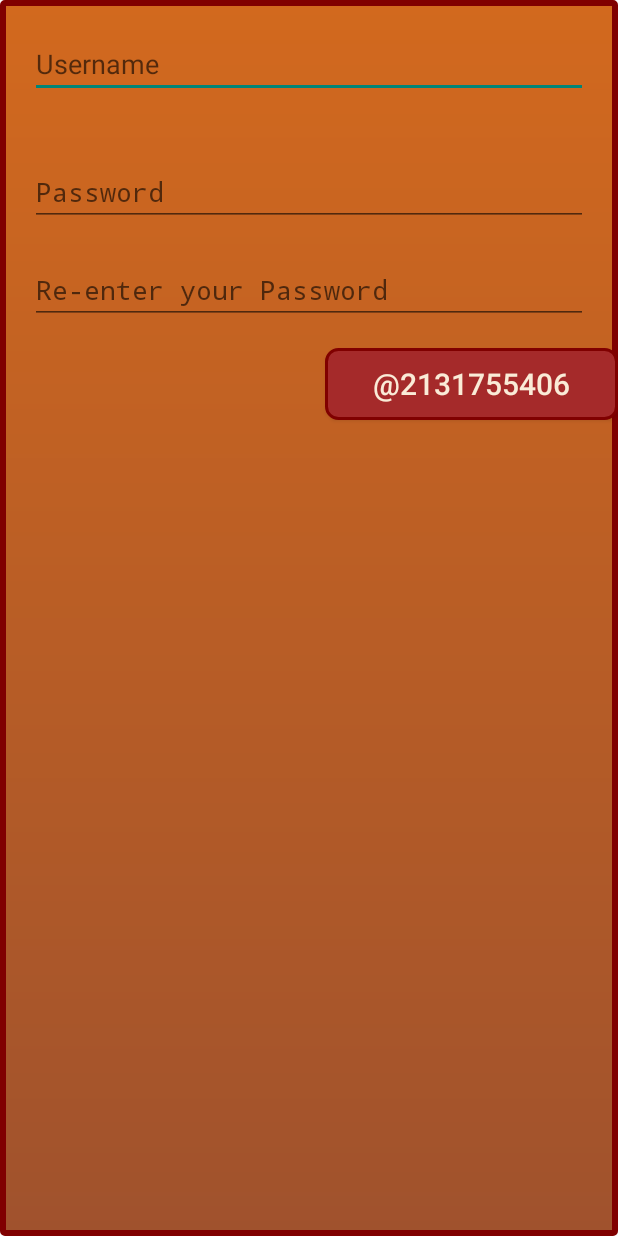
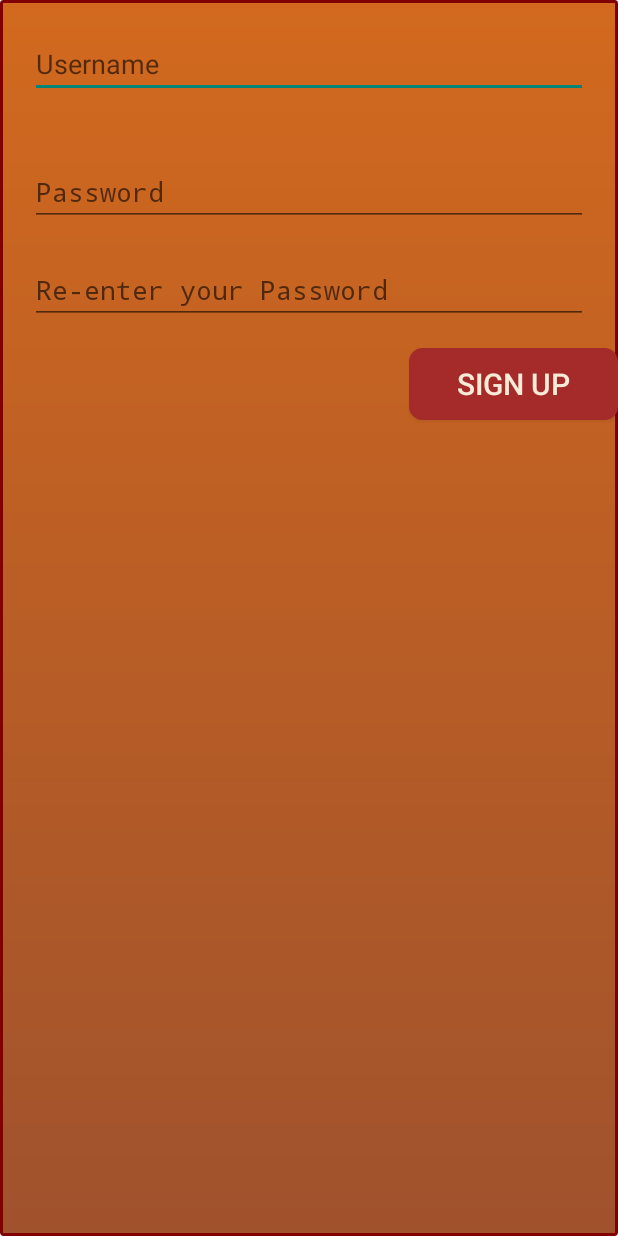
Before and after one commit to betterTHANbefore/betterTHANbefore, an Android app: the SignUpActivity screen opened directly, with no data from a screen before it, on a phone screen of 412 x 824 dp. Run offline under Robolectric (Android 15) with nearby library versions, the phone set to English and light mode, and no system bars; libraries missing offline, so code that uses them is left out: com.parse.

Commit message:
updated royalpalte

```diff
--- a/RoyalPlate/app/src/main/res/drawable/draw_background.xml
+++ b/RoyalPlate/app/src/main/res/drawable/draw_background.xml
@@ -7,7 +7,7 @@
     android:shape="rectangle" >
 
     <stroke
-        android:width="4dp"
+        android:width="2dp"
         android:color="@color/marron" />
 
 
--- a/RoyalPlate/app/src/main/res/drawable/draw_button.xml
+++ b/RoyalPlate/app/src/main/res/drawable/draw_button.xml
@@ -1,20 +1,16 @@
 <?xml version="1.0" encoding="utf-8"?>
-<shape xmlns:android="http://schemas.android.com/apk/res/android">
-
+<shape
+    xmlns:android="http://schemas.android.com/apk/res/android">
         <solid
             android:color="@color/brown"/>
-
         <corners
             android:bottomLeftRadius="8dp"
             android:bottomRightRadius="8dp"
             android:topLeftRadius="8dp"
-        android:topRightRadius="8dp"
-        />
+            android:topRightRadius="8dp"/>
         <stroke
             android:width="2dp"
-        android:color="@color/marron"
-        />
-
+            android:color="@color/brown"/>
 
 
 </shape>
--- a/RoyalPlate/app/src/main/res/values/strings.xml
+++ b/RoyalPlate/app/src/main/res/values/strings.xml
@@ -1,4 +1,27 @@
 <resources>
+
+    <!-- strings for parse login -->
+    <string name="parse_app_id">GaNHssA9Jj7Cc5mgce8hblF8qCkFpMFxEpkkk3mj</string>
+    <string name="parse_client_id">LnxTuJMavYFV7VS4YCVcspAIfDEbBDyqaGW5P1q5</string>
+
+    <string name="prompt_username">Username</string>
+    <string name="prompt_password">Password</string>
+    <string name="prompt_password_again">Password Again</string>
+    <string name="action_sign_in_register"><b>Sign in</b> or register</string>
+    <string name="action_sign_in_short">Sign in</string>
+    <string name="action_forgot_password">Recover lost password</string>
+    <string name="login_progress_signing_in">Signing in&#8230;</string>
+    <string name="error_invalid_email">This email address is invalid</string>
+    <string name="error_invalid_password">This password is too short</string>
+    <string name="error_incorrect_password">This password is incorrect</string>
+    <string name="error_field_required">This field is required</string>
+    <string name="error_intro">"Please "</string>
+    <string name="error_blank_username">enter a username</string>
+    <string name="error_blank_password">enter a password</string>
+    <string name="error_mismatched_passwords">enter the same password twice</string>
+    <string name="error_join">", and "</string>
+    <string name="error_end">.</string>
+
 
     <!-- strings for all activity -->
 
@@ -45,6 +68,9 @@
 
 
     <string name="menu_button">Go to Menu</string>
+    <string name="user_name">user name</string>
+    <string name="pass_word">pass word</string>
+    <string name="sign_up">Sign Up</string>
     <!-- end waiter activity -->
 
 </resources>
```
Also changed, not shown: RoyalPlate/app/src/main/res/values-w820dp/strings.xml (deleted, +0 -76 lines), RoyalPlate/app/src/main/java/com/royalplate/royalplate/ChefActivity.java (renamed from RoyalPlate/app/src/main/java/java/com/royalplate/royalplate/ChefActivity.java), RoyalPlate/app/src/main/java/com/royalplate/royalplate/HostessActivity.java (renamed from RoyalPlate/app/src/main/java/java/com/royalplate/royalplate/HostessActivity.java), RoyalPlate/app/src/main/java/com/royalplate/royalplate/LoginActivity.java (renamed from RoyalPlate/app/src/main/java/java/com/royalplate/royalplate/LoginActivity.java), RoyalPlate/app/src/main/java/com/royalplate/royalplate/ManagerActivity.java (renamed from RoyalPlate/app/src/main/java/java/com/royalplate/royalplate/ManagerActivity.java), RoyalPlate/app/src/main/java/com/royalplate/royalplate/MenuActivity.java (renamed from RoyalPlate/app/src/main/java/java/com/royalplate/royalplate/MenuActivity.java), RoyalPlate/app/src/main/java/com/royalplate/royalplate/SampleApplication.java (renamed from RoyalPlate/app/src/main/java/java/com/royalplate/royalplate/SampleApplication.java), RoyalPlate/app/src/main/java/com/royalplate/royalplate/SelectActivity.java (renamed from RoyalPlate/app/src/main/java/java/com/royalplate/royalplate/SelectActivity.java), RoyalPlate/app/src/main/java/com/royalplate/royalplate/SignUpActivity.java (renamed from RoyalPlate/app/src/main/java/java/com/royalplate/royalplate/SignUpActivity.java), RoyalPlate/app/src/main/java/com/royalplate/royalplate/SignupOrLoginActivity.java (renamed from RoyalPlate/app/src/main/java/java/com/royalplate/royalplate/SignupOrLoginActivity.java), RoyalPlate/app/src/main/java/com/royalplate/royalplate/SubMenuActivity.java (renamed from RoyalPlate/app/src/main/java/java/com/royalplate/royalplate/SubMenuActivity.java), RoyalPlate/app/src/main/java/com/royalplate/royalplate/WaiterActivity.java (renamed from RoyalPlate/app/src/main/java/java/com/royalplate/royalplate/WaiterActivity.java), RoyalPlate/app/src/main/java/com/royalplate/royalplate/WelcomeActivity.java (renamed from RoyalPlate/app/src/main/java/java/com/royalplate/royalplate/WelcomeActivity.java). Lines whose indentation alone changed are shown as unchanged.
